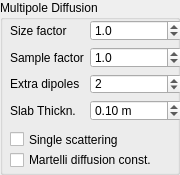
First picture: the form in src/qtgui/multipoleBSSRDFWidget.ui, repository tomka/mitsuba-renderer, before the edit.
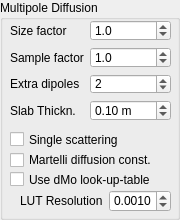
Second picture: the form after the edit.

Commit message: Add multipole subsurface LUT support to GUI

The edit to the form file:
```diff
--- a/src/qtgui/multipoleBSSRDFWidget.ui
+++ b/src/qtgui/multipoleBSSRDFWidget.ui
@@ -7,19 +7,19 @@
     <x>0</x>
     <y>0</y>
     <width>180</width>
-    <height>175</height>
+    <height>220</height>
    </rect>
   </property>
   <property name="minimumSize">
    <size>
-    <width>0</width>
-    <height>175</height>
+    <width>180</width>
+    <height>220</height>
    </size>
   </property>
   <property name="maximumSize">
    <size>
     <width>16777215</width>
-    <height>175</height>
+    <height>220</height>
    </size>
   </property>
   <property name="windowTitle">
@@ -33,7 +33,7 @@
     <rect>
      <x>10</x>
      <y>20</y>
-     <width>172</width>
+     <width>161</width>
      <height>101</height>
     </rect>
    </property>
@@ -161,6 +161,60 @@
     <string>Martelli diffusion const.</string>
    </property>
   </widget>
+  <widget class="QCheckBox" name="useLutCheckBox">
+   <property name="geometry">
+    <rect>
+     <x>10</x>
+     <y>170</y>
+     <width>161</width>
+     <height>19</height>
+    </rect>
+   </property>
+   <property name="toolTip">
+    <string>Use a look-up-table for contributions to the radiant extitance</string>
+   </property>
+   <property name="text">
+    <string>Use dMo look-up-table</string>
+   </property>
+  </widget>
+  <widget class="QWidget" name="formLayoutWidget">
+   <property name="geometry">
+    <rect>
+     <x>20</x>
+     <y>190</y>
+     <width>153</width>
+     <height>22</height>
+    </rect>
+   </property>
+   <layout class="QFormLayout" name="formLayout">
+    <item row="0" column="1">
+     <widget class="QDoubleSpinBox" name="lutResolutionSpinBox">
+      <property name="maximumSize">
+       <size>
+        <width>62</width>
+        <height>16777215</height>
+       </size>
+      </property>
+      <property name="decimals">
+       <number>4</number>
+      </property>
+      <property name="singleStep">
+       <double>0.001000000000000</double>
+      </property>
+      <property name="value">
+       <double>0.001000000000000</double>
+      </property>
+     </widget>
+    </item>
+    <item row="0" column="0">
+     <widget class="QLabel" name="lutLabel">
+      <property name="text">
+       <string>LUT Resolution</string>
+      </property>
+     </widget>
+    </item>
+   </layout>
+  </widget>
  </widget>
  <resources/>
  <connections/>
```
The commit also changes 1 other file.
